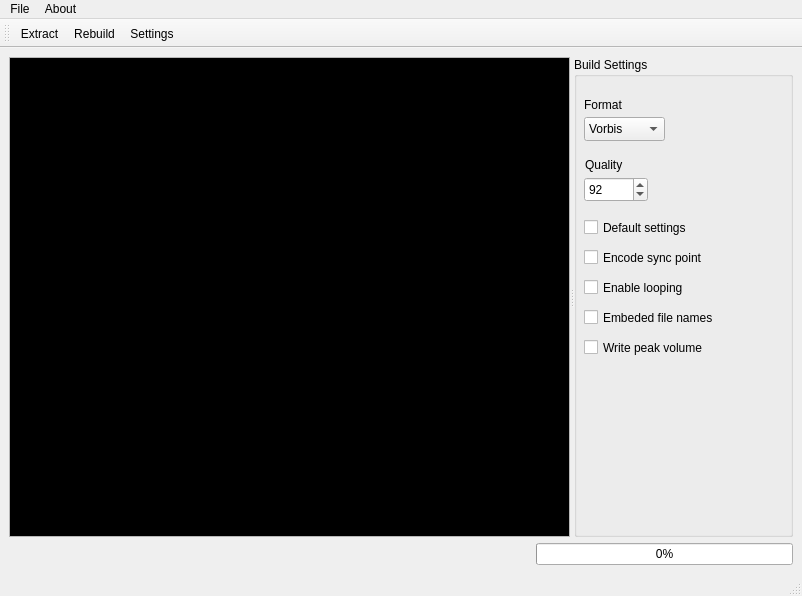
Wouldubeinta/Fmod-Bank-Tools, file mainwindow.ui: the form before one commit.
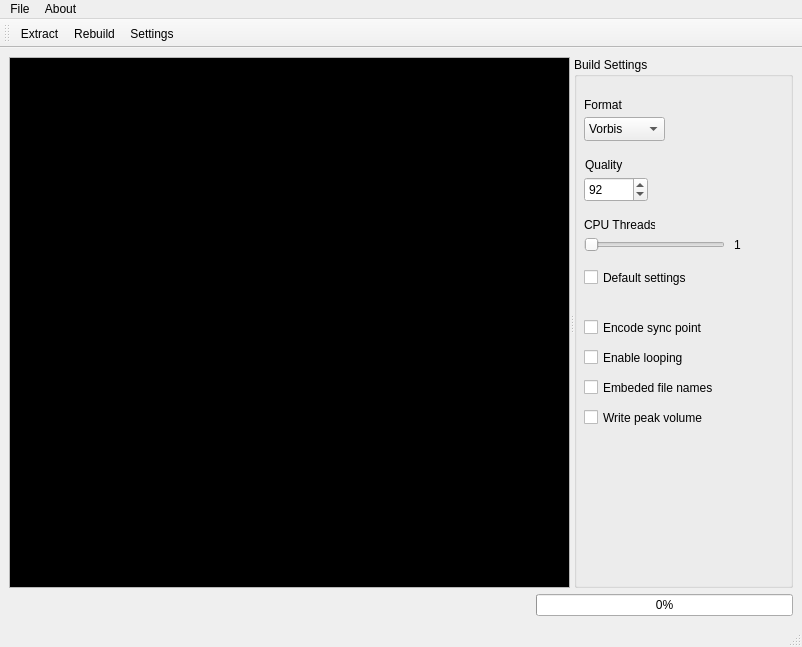
The form after the commit. Icons and pictures are not drawn.

```diff
--- a/mainwindow.ui
+++ b/mainwindow.ui
@@ -10,7 +10,7 @@
     <x>0</x>
     <y>0</y>
     <width>802</width>
-    <height>596</height>
+    <height>647</height>
    </rect>
   </property>
   <property name="contextMenuPolicy">
@@ -234,7 +234,7 @@
         <property name="geometry">
          <rect>
           <x>10</x>
-          <y>190</y>
+          <y>260</y>
           <width>121</width>
           <height>21</height>
          </rect>
@@ -250,7 +250,7 @@
         <property name="geometry">
          <rect>
           <x>10</x>
-          <y>220</y>
+          <y>290</y>
           <width>101</width>
           <height>21</height>
          </rect>
@@ -266,7 +266,7 @@
         <property name="geometry">
          <rect>
           <x>10</x>
-          <y>250</y>
+          <y>320</y>
           <width>131</width>
           <height>21</height>
          </rect>
@@ -282,7 +282,7 @@
         <property name="geometry">
          <rect>
           <x>10</x>
-          <y>280</y>
+          <y>350</y>
           <width>121</width>
           <height>21</height>
          </rect>
@@ -298,7 +298,7 @@
         <property name="geometry">
          <rect>
           <x>10</x>
-          <y>320</y>
+          <y>380</y>
           <width>131</width>
           <height>121</height>
          </rect>
@@ -329,7 +329,7 @@
         <property name="geometry">
          <rect>
           <x>10</x>
-          <y>160</y>
+          <y>210</y>
           <width>121</width>
           <height>21</height>
          </rect>
@@ -341,6 +341,60 @@
          <string>Default settings</string>
         </property>
        </widget>
+       <widget class="QSlider" name="cpuThread_horizontalSlider">
+        <property name="geometry">
+         <rect>
+          <x>10</x>
+          <y>180</y>
+          <width>141</width>
+          <height>16</height>
+         </rect>
+        </property>
+        <property name="toolTip">
+         <string>&lt;html&gt;&lt;head/&gt;&lt;body&gt;&lt;p&gt;Increase for better bank rebuilding speeds.&lt;/p&gt;&lt;/body&gt;&lt;/html&gt;</string>
+        </property>
+        <property name="minimum">
+         <number>1</number>
+        </property>
+        <property name="maximum">
+         <number>24</number>
+        </property>
+        <property name="pageStep">
+         <number>1</number>
+        </property>
+        <property name="value">
+         <number>1</number>
+        </property>
+        <property name="orientation">
+         <enum>Qt::Orientation::Horizontal</enum>
+        </property>
+       </widget>
+       <widget class="QLabel" name="cpuThreads_Label">
+        <property name="geometry">
+         <rect>
+          <x>10</x>
+          <y>160</y>
+          <width>71</width>
+          <height>16</height>
+         </rect>
+        </property>
+        <property name="text">
+         <string>CPU Threads</string>
+        </property>
+       </widget>
+       <widget class="QLabel" name="cpuThreadsValue_Label">
+        <property name="geometry">
+         <rect>
+          <x>160</x>
+          <y>180</y>
+          <width>21</width>
+          <height>16</height>
+         </rect>
+        </property>
+        <property name="text">
+         <string>1</string>
+        </property>
+       </widget>
       </widget>
      </widget>
     </item>
```
Left out of the diff: 2 changed lines with no effect on the pictures.
